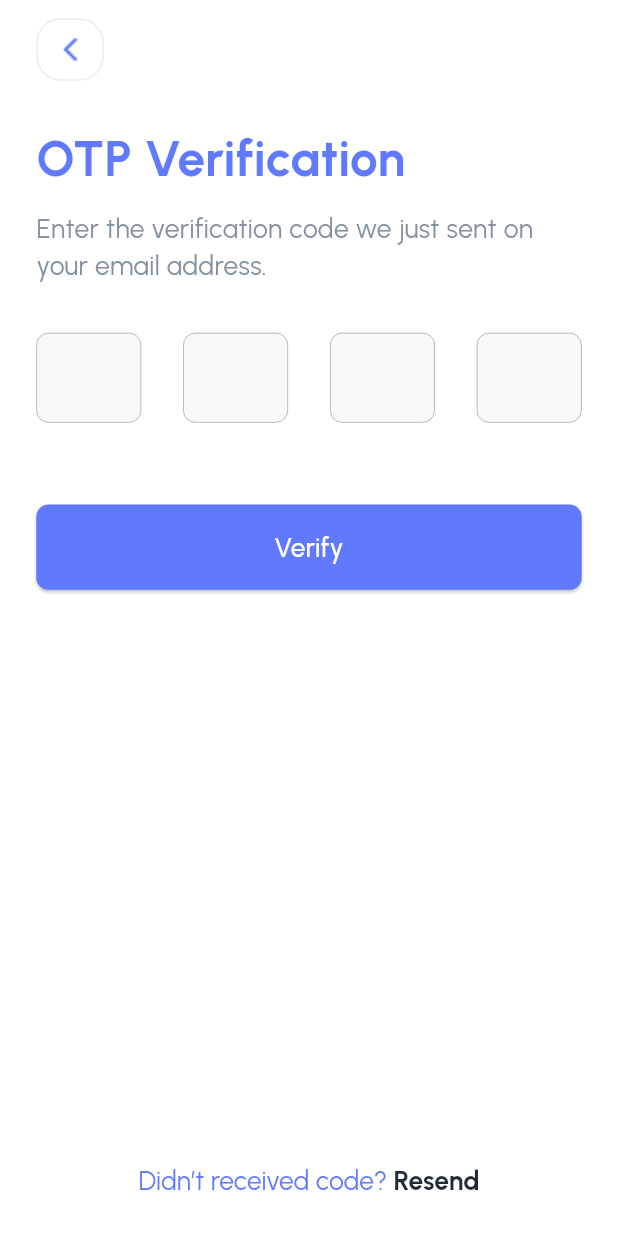
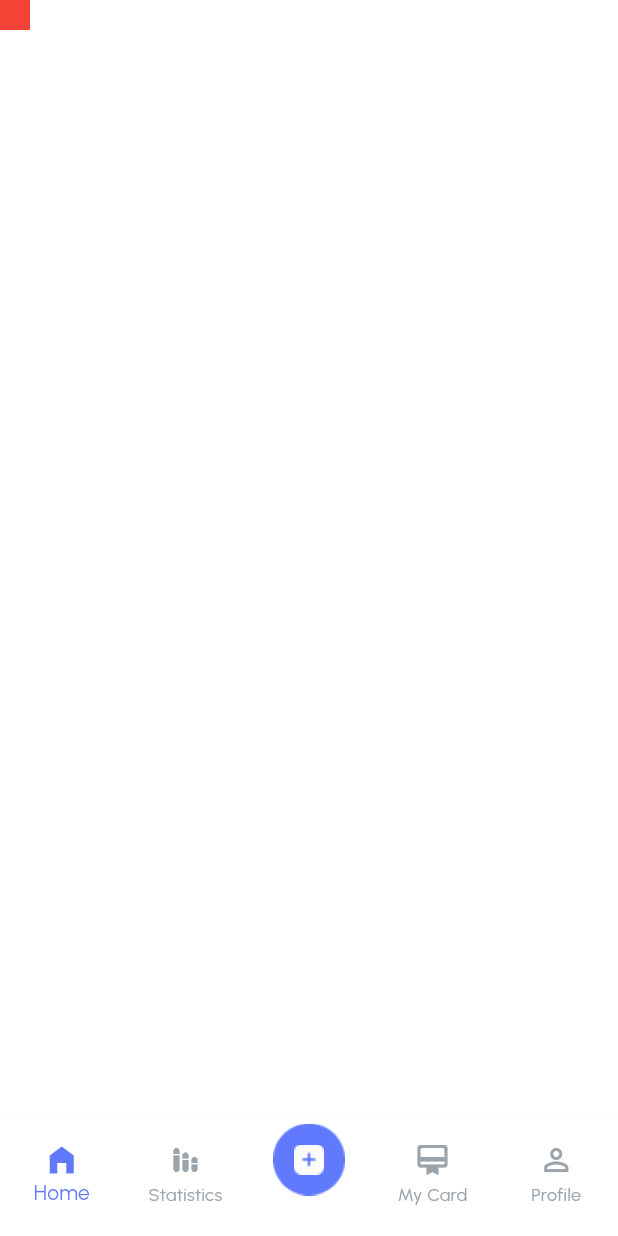
Before and after one commit to AhmedHafez32/Finance-App, a Flutter app: the screen it shows after launch, on a phone screen of 412 x 824 dp. Run offline on Flutter 3.47's test engine with Material 3 defaults, Android fonts, the phone set to English and light mode, and no system bars; drawn by our look-alikes of pin_code_fields; our stand-ins replace flutter_screenutil, flutter_svg, go_router.

Commit message:
create bottom Navication Bar Items

```diff
--- a/lib/core/routing/app_routes.dart
+++ b/lib/core/routing/app_routes.dart
@@ -7,4 +7,5 @@ class AppRoutes{
   static const String forgetPassword = '/forgetPassword';
   static const String createNewPasswordScreen = '/createNewPassword';
   static const String passwordChangedScreen = '/passwordChangedScreen';
+  static const String mainScreen = '/mainScreen';
 }
--- a/lib/core/routing/router_generation_confic.dart
+++ b/lib/core/routing/router_generation_confic.dart
@@ -3,6 +3,7 @@ import 'package:finance_app_v1/features/auth/screens/create_new_password_screen.
 import 'package:finance_app_v1/features/auth/screens/forget_password_screen.dart';
 import 'package:finance_app_v1/features/auth/login_screen.dart';
 import 'package:finance_app_v1/features/auth/screens/register_screen.dart';
+import 'package:finance_app_v1/features/main_screen/main_screen.dart';
 import 'package:finance_app_v1/features/onBoarding/on_boarding_screen.dart';
 import 'package:finance_app_v1/features/verify_otp/verify_otp_screen.dart';
 import 'package:go_router/go_router.dart';
@@ -11,13 +12,20 @@ import '../../features/auth/screens/password_changed_screen.dart';
 
 class RouterGenerationConfig {
   static GoRouter goRouter = GoRouter(
-    initialLocation: AppRoutes.verifyOTPScreen,
+    initialLocation: AppRoutes.mainScreen,
     routes: [
       GoRoute(
         path: AppRoutes.onBoardingScreen,
         name: AppRoutes.onBoardingScreen,
         builder: (context, state) {
           return const OnBoardingScreen();
+        },
+      ),
+      GoRoute(
+        path: AppRoutes.mainScreen,
+        name: AppRoutes.mainScreen,
+        builder: (context, state) {
+          return const MainScreen();
         },
       ),
       GoRoute(
--- a/lib/core/styling/app_assets.dart
+++ b/lib/core/styling/app_assets.dart
@@ -2,9 +2,12 @@ class AppAssets{
   static const String onBorder = 'assets/images/onBoarding1.png';
   static const String arrowBack = 'assets/images/arrowBack.png';
   static const String sticker = 'assets/images/sticker.png';
+  static const String addIconBackground = 'assets/images/addIconBackground.png';
+  static const String addIconPlus = 'assets/images/addIconPlus.png';
 
 
   static const String facebookSVGIcon = 'assets/icons/facebook.svg';
   static const String appleSVGIcon = 'assets/icons/apple.svg';
   static const String googleSVGIcon = 'assets/icons/google.svg';
+  static const String chartSVGIcon = 'assets/icons/chart.svg';
 }
--- /dev/null
+++ b/lib/features/main_screen/main_screen.dart
@@ -0,0 +1,70 @@
+import 'package:finance_app_v1/core/styling/app_assets.dart';
+import 'package:finance_app_v1/core/styling/app_color.dart';
+import 'package:flutter/material.dart';
+
+class MainScreen extends StatefulWidget {
+  const MainScreen({super.key});
+
+  @override
+  State<MainScreen> createState() => _MainScreenState();
+}
+
+class _MainScreenState extends State<MainScreen> {
+  List<Widget> screens = [
+    Container(width: 20, height: 20, color: Colors.red),
+    Container(width: 20, height: 20, color: Colors.blue),
+    Container(width: 20, height: 20, color: Colors.yellow),
+    Container(width: 20, height: 20, color: Colors.purple),
+    Container(width: 20, height: 20, color: Colors.green),
+  ];
+
+  int currentIndex = 0;
+  @override
+  Widget build(BuildContext context) {
+    return Scaffold(
+      body: screens[currentIndex],
+      bottomNavigationBar: BottomNavigationBar(
+        type: BottomNavigationBarType.fixed,
+        selectedItemColor: AppColor.primaryColor,
+        unselectedItemColor: AppColor.grayColor,
+        backgroundColor: AppColor.whiteColor,
+        showUnselectedLabels: true,
+        iconSize: 24,
+        elevation: 1,
+        currentIndex: currentIndex,
+        onTap: (value) {
+          setState(() {
+            currentIndex = value;
+          });
+        },
+        items: [
+          BottomNavigationBarItem(icon: Icon(Icons.home_filled), label: 'Home'),
+          BottomNavigationBarItem(
+            icon: Icon(Icons.stacked_bar_chart_rounded),
+            label: 'Statistics',
+          ),
+          BottomNavigationBarItem(
+            icon: Stack(
+              children: [
+                Image.asset(AppAssets.addIconBackground),
+                Positioned(
+                    top: 14,
+                    left: 14,
+                    child: Image.asset(AppAssets.addIconPlus))
+              ],
+            ),
+            label: '',
+          ),
+          BottomNavigationBarItem(
+            icon: Icon(Icons.card_membership_rounded),
+            label: 'My Card',
+          ),
+          BottomNavigationBarItem(
+            icon: Icon(Icons.person_outline),
+            label: 'Profile',
+          ),
+        ],
+      ),
+    );
+  }
+}
--- a/lib/features/verify_otp/verify_otp_screen.dart
+++ b/lib/features/verify_otp/verify_otp_screen.dart
@@ -10,11 +10,6 @@ import 'package:finance_app_v1/features/verify_otp/widget/custom_pin_code.dart';
 
 import 'package:flutter/material.dart';
 import 'package:flutter_screenutil/flutter_screenutil.dart';
-import 'package:go_router/go_router.dart';
-
-
-import '../../core/routing/app_routes.dart';
-import '../../core/styling/app_color.dart';
 
 class VerifyOtpScreen extends StatelessWidget {
    VerifyOtpScreen({super.key});
@@ -44,12 +39,9 @@ class VerifyOtpScreen extends StatelessWidget {
                   ),
                 ),
                 const HeightSpace(height: 28),
-                SizedBox(
-                  width: 280.w,
-                  child: Text(
-                    'OTP Verification',
-                    style: AppStyles.primaryHeadLineStyles,
-                  ),
+               Text(
+                  'OTP Verification',
+                  style: AppStyles.primaryHeadLineStyles,
                 ),
                 const HeightSpace(height: 10),
                 SizedBox(
--- a/lib/features/verify_otp/widget/custom_pin_code.dart
+++ b/lib/features/verify_otp/widget/custom_pin_code.dart
@@ -1,3 +1,4 @@
+import 'package:finance_app_v1/core/styling/app_style.dart';
 import 'package:flutter/cupertino.dart';
 import 'package:flutter_screenutil/flutter_screenutil.dart';
 import 'package:pin_code_fields/pin_code_fields.dart';
@@ -28,6 +29,10 @@ class _CustomPinCodeState extends State<CustomPinCode> {
       length: 4,
       controller: pinCodeController,
       enableActiveFill: true,
+      textStyle: AppStyles.primaryHeadLineStyles.copyWith(
+        fontSize: 22.sp,
+        fontWeight: FontWeight.w700
+      ),
       pinTheme: PinTheme(
         fieldWidth: 70,
         fieldHeight: 60,
```
Also changed, not shown: assets/images/addIconBackground.png (added), assets/images/addIconPlus.png (added).
